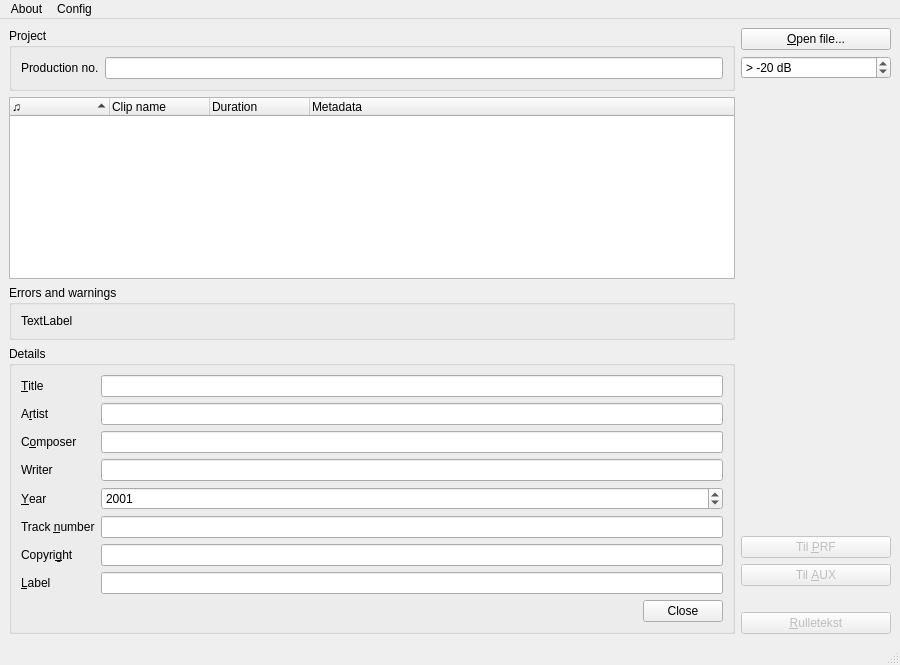
Above: src/gui/pling-plong-odometer.ui from havardgulldahl/pling-plong-odometer before the change. Below: the same form after it.
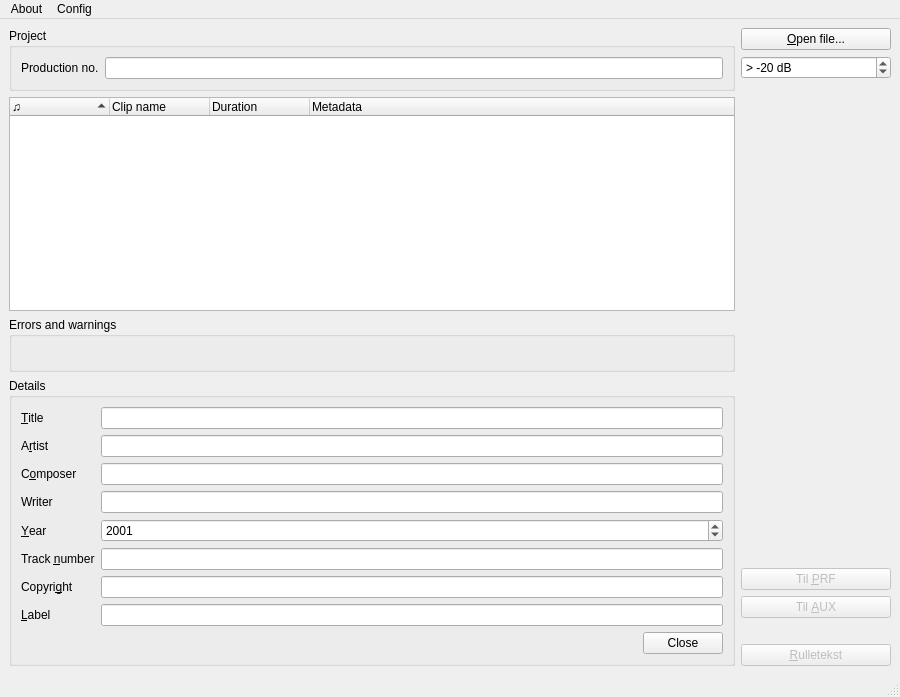
That is the form after the change. Icons and pictures are not drawn.

The edit to the form file:
```diff
--- a/src/gui/pling-plong-odometer.ui
+++ b/src/gui/pling-plong-odometer.ui
@@ -8,7 +8,7 @@
     <x>0</x>
     <y>0</y>
     <width>900</width>
-    <height>665</height>
+    <height>697</height>
    </rect>
   </property>
   <property name="acceptDrops">
@@ -107,7 +107,7 @@
          <item row="0" column="0">
           <widget class="QLabel" name="errorText">
            <property name="text">
-            <string>TextLabel</string>
+            <string/>
            </property>
           </widget>
          </item>
```
